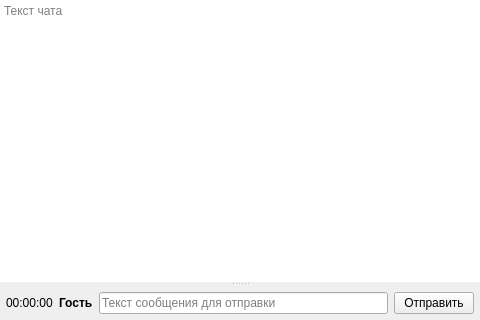
morthrot/Banderol, file Widget.ui: the form before one commit.
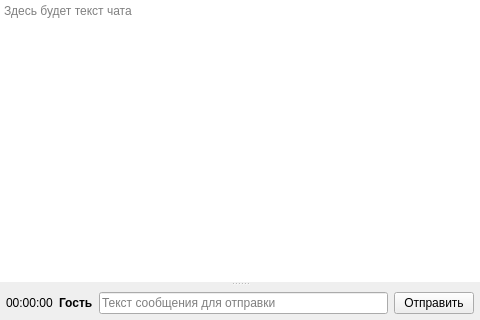
The form after the commit. Icons and pictures are not drawn.

The edit to the form file:
```diff
--- a/Widget.ui
+++ b/Widget.ui
@@ -54,7 +54,7 @@
        <enum>Qt::ScrollBarAlwaysOff</enum>
       </property>
       <property name="placeholderText">
-       <string>Текст чата</string>
+       <string>Здесь будет текст чата</string>
       </property>
       <property name="openLinks">
        <bool>false</bool>
```
